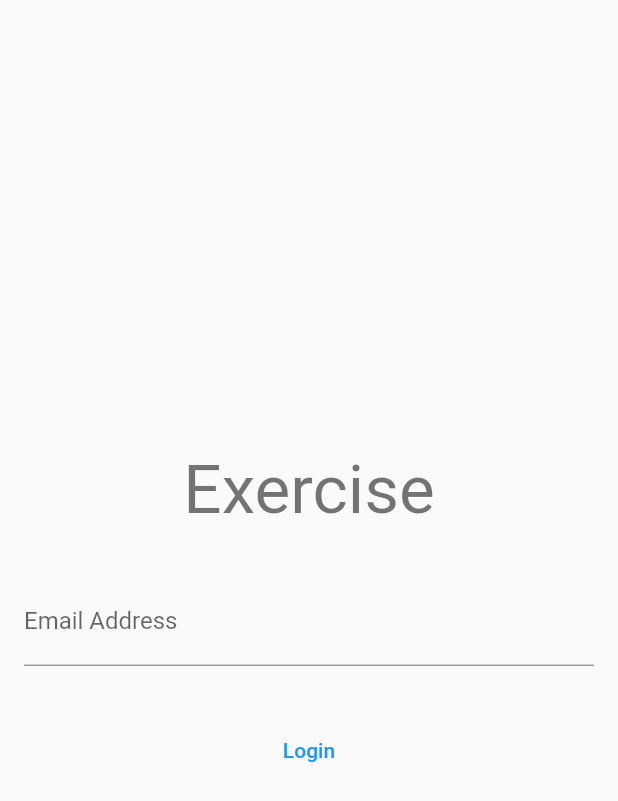
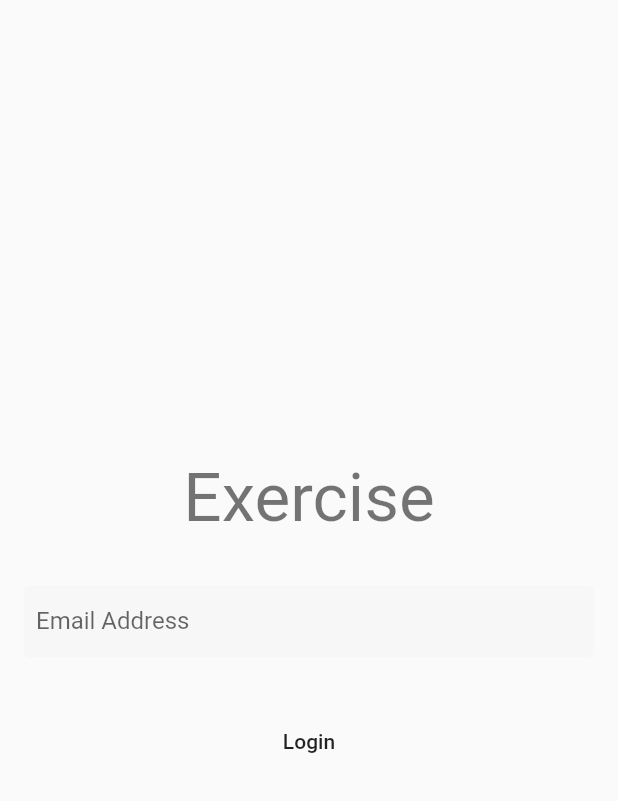
Before and after one commit to dhaval15/exercise, a Flutter app: the screen it shows after launch, on a phone screen of 412 x 824 dp. Shown: the top 801 px of the screen. Run offline on Flutter 3.47's test engine with Material 2 defaults, Android fonts, the phone set to English and light mode, and no system bars; our stand-ins replace rxdart; network calls fail.

Commit message:
changed ui

```diff
--- a/lib/main.dart
+++ b/lib/main.dart
@@ -14,18 +14,29 @@ class ExerciseApp extends StatelessWidget {
 
   @override
   Widget build(BuildContext context) {
+	  ThemeData defaultTheme = ThemeData.light();
     return PostStoreProvider(
       store: PostStore(const PostApi('https://jsonplaceholder.typicode.com')),
       child: MaterialApp(
         title: 'Exercise App',
         onGenerateRoute: const ScreenRouteGenerator(),
-				initialRoute: Screens.LOGIN,
-				debugShowCheckedModeBanner: false,
+        initialRoute: Screens.LOGIN,
+        debugShowCheckedModeBanner: false,
         theme: ThemeData(
           appBarTheme: const AppBarTheme(
             backgroundColor: Colors.transparent,
-						elevation: 0,
-						foregroundColor: Colors.black,
+            elevation: 0,
+            foregroundColor: Colors.black,
+          ),
+          inputDecorationTheme: InputDecorationTheme(
+            border: const OutlineInputBorder(
+              borderSide: BorderSide.none,
+              //borderRadius: BorderRadius.circular(16),
+            ),
+            filled: true,
+            fillColor:
+                defaultTheme.colorScheme.onSurface.withOpacity(0.01),
+            contentPadding: const EdgeInsets.symmetric(horizontal: 8),
           ),
           primarySwatch: Colors.blue,
         ),
--- a/lib/src/screens/comments_screen.dart
+++ b/lib/src/screens/comments_screen.dart
@@ -21,6 +21,8 @@ class CommentsScreen extends StatelessWidget {
           ),
           StreamSliverListBuilder<Comment>(
             stream: Stream.value(comments),
+            divider: const SizedBox(height: 6),
+						padding: const EdgeInsets.all(12),
             builder: (context, comment) => CommentView(
               key: Key('Comment #${comment.id}'),
               comment: comment,
--- a/lib/src/screens/home_screen.dart
+++ b/lib/src/screens/home_screen.dart
@@ -42,6 +42,7 @@ class _HomeScreenState extends State<HomeScreen> {
             title: Text('Posts'),
           ),
           StreamSliverListBuilder<Post>(
+					  padding: const EdgeInsets.all(16),
             stream: pageController.stream
                 .asyncMap((index) => store.page(index).first),
             builder: (_, post) => PostView(
--- a/lib/src/screens/login_screen.dart
+++ b/lib/src/screens/login_screen.dart
@@ -35,9 +35,10 @@ class _LoginScreenState extends State<LoginScreen> {
                   decoration: const InputDecoration(
                     labelText: 'Email Address',
                   ),
+									autovalidateMode: AutovalidateMode.onUserInteraction,
                 ),
                 const SizedBox(height: 32),
-                TextButton(
+                MaterialButton(
                   child: const Text('Login'),
                   onPressed: () {
                     if (_formKey.currentState!.validate()) {
--- a/lib/src/screens/posts_screen.dart
+++ b/lib/src/screens/posts_screen.dart
@@ -20,6 +20,7 @@ class PostsScreen extends StatelessWidget {
             title: Text('Posts'),
           ),
           StreamSliverListBuilder<Post>(
+					  padding: const EdgeInsets.all(16),
             stream: Stream.value(posts),
             builder: (_, post) => PostView(
               key: Key('Post #${post.id}'),
--- a/lib/src/views/comment_view.dart
+++ b/lib/src/views/comment_view.dart
@@ -31,7 +31,7 @@ class CommentView extends StatelessWidget {
             padding: const EdgeInsets.all(8),
             decoration: BoxDecoration(
               color: theme.colorScheme.onSurface.withOpacity(0.1),
-              //borderRadius: BorderRadius.circular(16),
+              borderRadius: BorderRadius.circular(12).copyWith(topLeft: Radius.zero),
             ),
             child: Row(
               crossAxisAlignment: CrossAxisAlignment.start,
```
Also changed, not shown: lib/src/views/page_index_view.dart (+4 -3 lines), lib/src/views/post_view.dart (+14 -6 lines).
